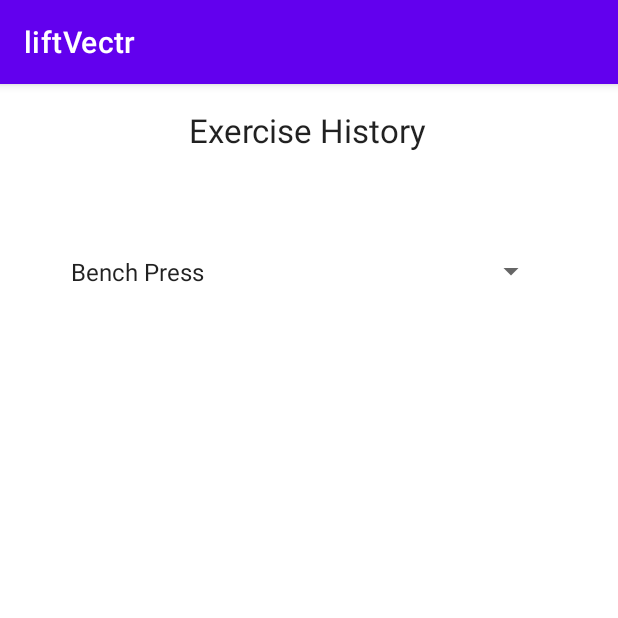
After one commit to micahbow/liftVectr, an Android app: the ExerciseHistory screen opened directly, with no data from a screen before it, on a phone screen of 412 x 824 dp, the top half of it. The commit adds this screen. Run offline under Robolectric (Android 15) with nearby library versions, the phone set to English and light mode, and no system bars.

Commit message:
Added Exercise History activity

```diff
--- a/application/app/build.gradle
+++ b/application/app/build.gradle
@@ -53,6 +53,8 @@ dependencies {
 
     // Room DB
     implementation 'androidx.room:room-runtime:2.4.3'
+    implementation 'androidx.navigation:navigation-fragment:2.3.5'
+    implementation 'androidx.navigation:navigation-ui:2.3.5'
     annotationProcessor 'androidx.room:room-compiler:2.4.3'
     testImplementation 'androidx.room:room-testing:2.4.3'
 
--- a/application/app/src/main/AndroidManifest.xml
+++ b/application/app/src/main/AndroidManifest.xml
@@ -2,7 +2,6 @@
 <manifest xmlns:android="http://schemas.android.com/apk/res/android"
     xmlns:tools="http://schemas.android.com/tools"
     package="com.example.liftvectr">
-
     <!-- The list of permissions -->
     <uses-permission android:name="android.permission.ACCESS_COARSE_LOCATION" />
     <uses-permission android:name="android.permission.ACCESS_BACKGROUND_LOCATION" />
@@ -26,6 +25,9 @@
         android:supportsRtl="true"
         android:theme="@style/Theme.LiftVectr">
         <activity
+            android:name=".ExerciseHistory"
+            android:exported="false" />
+        <activity
             android:name=".ViewExerciseTest"
             android:exported="false" />
         <activity
--- a/application/app/src/main/java/com/example/liftvectr/ChartDisplay.java
+++ b/application/app/src/main/java/com/example/liftvectr/ChartDisplay.java
@@ -1,6 +1,4 @@
 package com.example.liftvectr;
-
-import androidx.appcompat.app.AppCompatActivity;
 
 import android.content.Intent;
 import android.graphics.Color;
@@ -8,6 +6,8 @@ import android.os.Bundle;
 import android.view.View;
 import android.widget.Button;
 import android.widget.TextView;
+
+import androidx.appcompat.app.AppCompatActivity;
 
 import com.example.liftvectr.data.Exercise;
 import com.example.liftvectr.data.IMUData;
--- /dev/null
+++ b/application/app/src/main/java/com/example/liftvectr/ExerciseHistory.java
@@ -0,0 +1,50 @@
+package com.example.liftvectr;
+
+import android.os.Bundle;
+import android.util.Log;
+import android.view.View;
+import android.widget.AdapterView;
+import android.widget.ArrayAdapter;
+import android.widget.Spinner;
+
+import androidx.appcompat.app.AppCompatActivity;
+
+public class ExerciseHistory extends AppCompatActivity {
+    private Spinner exerciseListSpinner;
+
+    @Override
+    protected void onCreate(Bundle savedInstanceState) {
+        super.onCreate(savedInstanceState);
+        setContentView(R.layout.activity_exercise_history);
+
+        exerciseListSpinner = (Spinner) findViewById(R.id.spinner3);
+        ArrayAdapter<CharSequence> adapter = ArrayAdapter.createFromResource(this, R.array.exercises_array,
+                android.R.layout.simple_spinner_item);
+        adapter.setDropDownViewResource(android.R.layout.simple_spinner_dropdown_item);
+        exerciseListSpinner.setAdapter(adapter);
+
+        exerciseListSpinner.setOnItemSelectedListener(new AdapterView.OnItemSelectedListener() {
+            @Override
+            public void onItemSelected(AdapterView<?> adapterView, View view, int pos, long l) {
+                String selectedExercise = (String) exerciseListSpinner.getSelectedItem();
+                Log.i("ExerciseHistory: ", selectedExercise);
+
+                switch (selectedExercise) {
+                    case "Bench Press":
+                        break;
+                    case "Squat":
+                        break;
+                    case "Deadlift":
+                        break;
+                    default:
+                        break;
+                }
+            }
+
+            @Override
+            public void onNothingSelected(AdapterView<?> adapterView) {
+                Log.i("ExerciseHistory: ", "Nothing is selected.");
+            }
+        });
+    }
+}
--- /dev/null
+++ b/application/app/src/main/res/layout/activity_exercise_history.xml
@@ -0,0 +1,31 @@
+<?xml version="1.0" encoding="utf-8"?>
+<androidx.constraintlayout.widget.ConstraintLayout xmlns:android="http://schemas.android.com/apk/res/android"
+    xmlns:app="http://schemas.android.com/apk/res-auto"
+    xmlns:tools="http://schemas.android.com/tools"
+    android:layout_width="match_parent"
+    android:layout_height="match_parent"
+    tools:context=".ExerciseHistory">
+
+    <Spinner
+        android:id="@+id/spinner3"
+        android:layout_width="325dp"
+        android:layout_height="58dp"
+        android:layout_marginTop="32dp"
+        app:layout_constraintEnd_toEndOf="parent"
+        app:layout_constraintHorizontal_bias="0.454"
+        app:layout_constraintStart_toStartOf="parent"
+        app:layout_constraintTop_toBottomOf="@+id/textView2" />
+
+    <TextView
+        android:id="@+id/textView2"
+        android:layout_width="178dp"
+        android:layout_height="48dp"
+        android:layout_marginTop="16dp"
+        android:text="@string/exercise_history"
+        android:textAlignment="center"
+        android:textAppearance="@style/TextAppearance.AppCompat.Large"
+        app:layout_constraintEnd_toEndOf="parent"
+        app:layout_constraintHorizontal_bias="0.497"
+        app:layout_constraintStart_toStartOf="parent"
+        app:layout_constraintTop_toTopOf="parent" />
+</androidx.constraintlayout.widget.ConstraintLayout>
--- a/application/app/src/main/res/values/strings.xml
+++ b/application/app/src/main/res/values/strings.xml
@@ -16,4 +16,5 @@
 
     <string name="hello_first_fragment">Hello first fragment</string>
     <string name="hello_second_fragment">Hello second fragment. Arg: %1$s</string>
+    <string name="exercise_history">Exercise History</string>
 </resources>
--- a/application/build.gradle
+++ b/application/build.gradle
@@ -5,7 +5,7 @@ buildscript {
         mavenCentral()
     }
     dependencies {
-        classpath 'com.android.tools.build:gradle:7.1.2'
+        classpath 'com.android.tools.build:gradle:7.2.2'
 
         // NOTE: Do not place your application dependencies here; they belong
         // in the individual module build.gradle files
```
Also changed, not shown: application/app/src/main/java/com/example/liftvectr/MainActivity.java (+8 -20 lines), application/app/src/main/res/layout/activity_view_exercise_test.xml (+18 -13 lines), application/gradle/wrapper/gradle-wrapper.properties.
